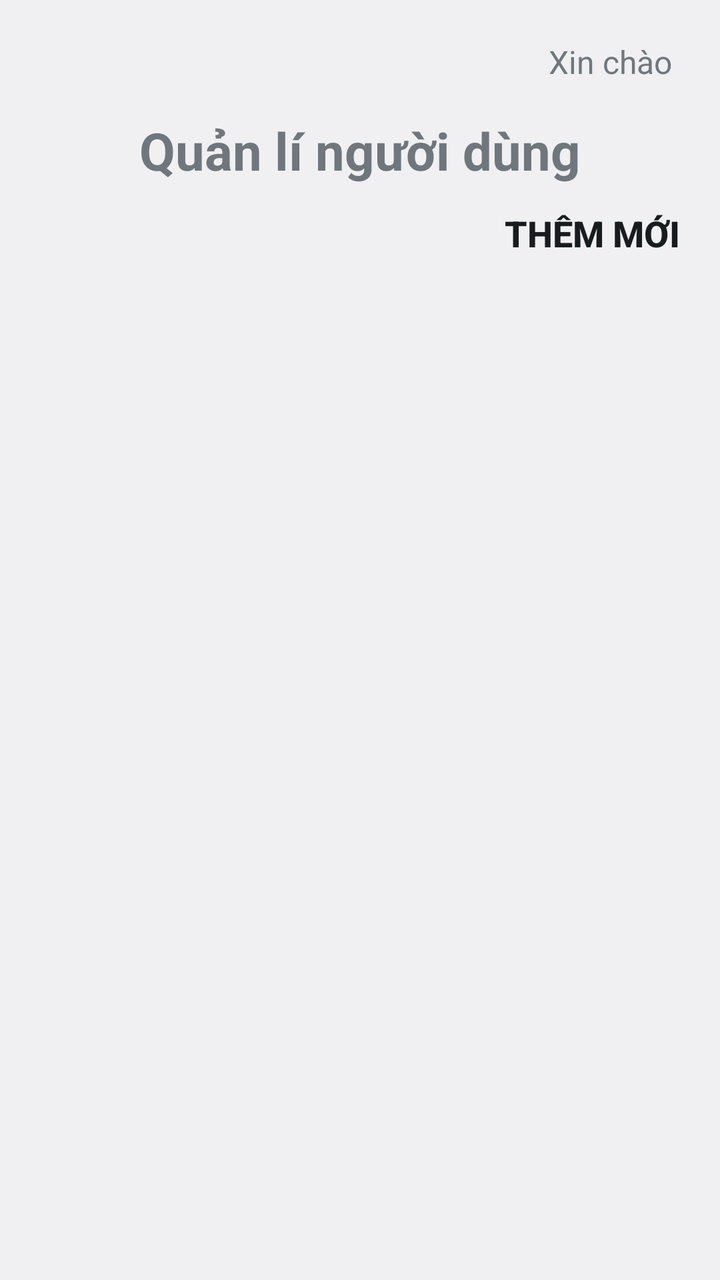
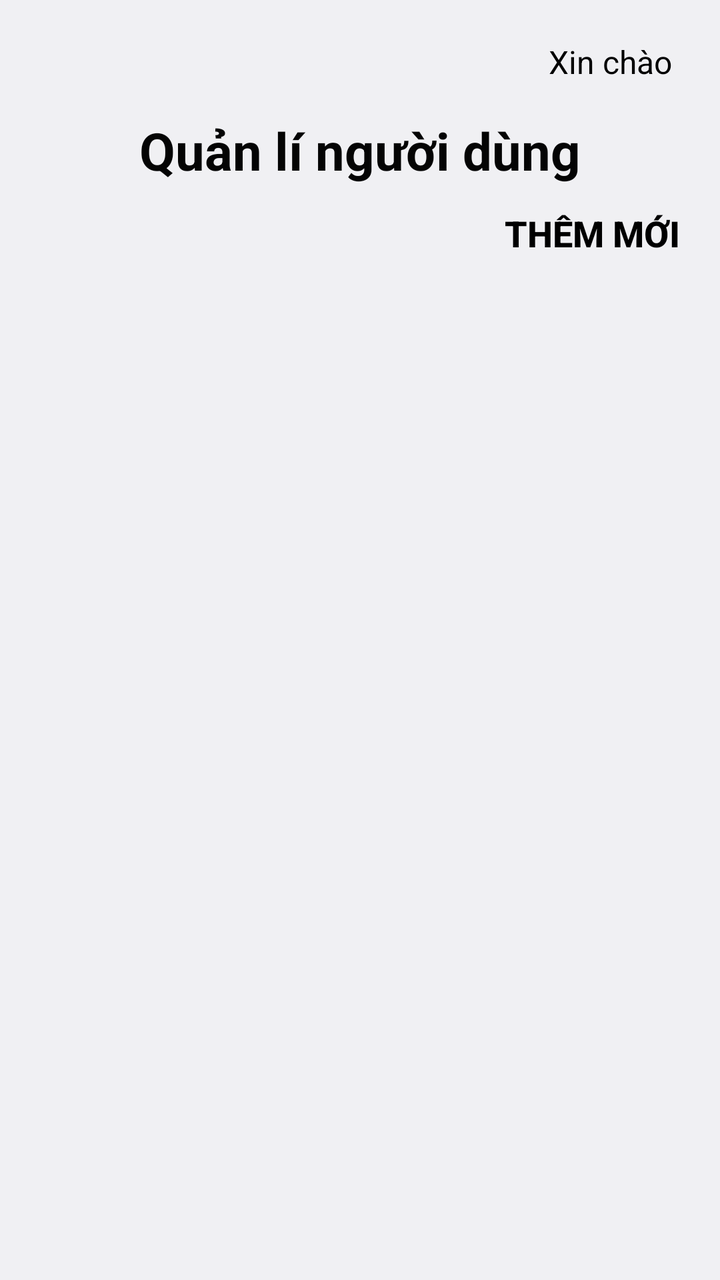

The first picture is an Android layout as it rendered before a commit; the second is the same layout after the commit. The layout source and the unified diff follow.
<!-- AndroidManifest.xml: application theme Theme.LoginApp -->
<!-- res/layout/userhome.xml -->
<?xml version="1.0" encoding="utf-8"?>
<LinearLayout xmlns:android="http://schemas.android.com/apk/res/android"
    android:layout_width="match_parent"
    android:layout_height="match_parent"
    android:orientation="vertical"
    android:padding="20dp">

    <TextView
        android:id="@+id/txtWelcome"
        android:layout_width="match_parent"
        android:layout_height="wrap_content"
        android:textSize="16sp"
        android:gravity="end"
        android:text="Xin chào "
        android:layout_marginBottom="16dp" />

    <TextView
        android:id="@+id/lblTitle"
        android:layout_width="match_parent"
        android:layout_height="wrap_content"
        android:gravity="center"
        android:text="Quản lí người dùng"
        android:textSize="26sp"
        android:textStyle="bold" />

    <Button
        android:id="@+id/btnAdd"
        android:layout_width="match_parent"
        android:layout_height="wrap_content"
        android:gravity="end|center_vertical"
        android:background="@android:color/transparent"
        android:textSize="18sp"
        android:textStyle="bold"
        android:text="Thêm mới"
        android:layout_marginBottom="20dp" />

    <ListView
        android:id="@+id/lwUsers"
        android:layout_width="match_parent"
        android:layout_height="0dp"
        android:layout_weight="1"
        android:divider="@android:color/transparent"
        android:dividerHeight="12dp" />

</LinearLayout>
<!-- resources referenced by this layout -->
<resources>
  <style name="Theme.LoginApp" parent="@android:style/Theme.DeviceDefault.Light.NoActionBar">
          <item name="android:windowOptOutEdgeToEdgeEnforcement">true</item>
      </style>
</resources>

<!-- the commit's change to res/layout/userhome.xml (unified diff, before → after) -->
@@ -1,45 +1,60 @@
 <?xml version="1.0" encoding="utf-8"?>
-<LinearLayout xmlns:android="http://schemas.android.com/apk/res/android"
+<androidx.constraintlayout.widget.ConstraintLayout xmlns:android="http://schemas.android.com/apk/res/android"
+    xmlns:app="http://schemas.android.com/apk/res-auto"
     android:layout_width="match_parent"
     android:layout_height="match_parent"
-    android:orientation="vertical"
     android:padding="20dp">
 
     <TextView
         android:id="@+id/txtWelcome"
-        android:layout_width="match_parent"
+        android:layout_width="0dp"
         android:layout_height="wrap_content"
-        android:textSize="16sp"
         android:gravity="end"
         android:text="Xin chào "
-        android:layout_marginBottom="16dp" />
+        android:textColor="#000000"
+        android:textSize="16sp"
+        app:layout_constraintEnd_toEndOf="parent"
+        app:layout_constraintStart_toStartOf="parent"
+        app:layout_constraintTop_toTopOf="parent" />
 
     <TextView
         android:id="@+id/lblTitle"
-        android:layout_width="match_parent"
+        android:layout_width="0dp"
         android:layout_height="wrap_content"
+        android:layout_marginTop="16dp"
         android:gravity="center"
         android:text="Quản lí người dùng"
+        android:textColor="#040404"
         android:textSize="26sp"
-        android:textStyle="bold" />
+        android:textStyle="bold"
+        app:layout_constraintEnd_toEndOf="parent"
+        app:layout_constraintStart_toStartOf="parent"
+        app:layout_constraintTop_toBottomOf="@+id/txtWelcome" />
 
     <Button
         android:id="@+id/btnAdd"
-        android:layout_width="match_parent"
+        android:layout_width="0dp"
         android:layout_height="wrap_content"
+        android:background="@android:color/transparent"
         android:gravity="end|center_vertical"
-        android:background="@android:color/transparent"
+        android:text="Thêm mới"
+        android:textColor="#000000"
         android:textSize="18sp"
         android:textStyle="bold"
-        android:text="Thêm mới"
-        android:layout_marginBottom="20dp" />
+        app:layout_constraintEnd_toEndOf="parent"
+        app:layout_constraintStart_toStartOf="parent"
+        app:layout_constraintTop_toBottomOf="@+id/lblTitle" />
 
     <ListView
         android:id="@+id/lwUsers"
-        android:layout_width="match_parent"
+        android:layout_width="0dp"
         android:layout_height="0dp"
-        android:layout_weight="1"
+        android:layout_marginTop="20dp"
         android:divider="@android:color/transparent"
-        android:dividerHeight="12dp" />
+        android:dividerHeight="12dp"
+        app:layout_constraintBottom_toBottomOf="parent"
+        app:layout_constraintEnd_toEndOf="parent"
+        app:layout_constraintStart_toStartOf="parent"
+        app:layout_constraintTop_toBottomOf="@+id/btnAdd" />
 
-</LinearLayout>
+</androidx.constraintlayout.widget.ConstraintLayout>
